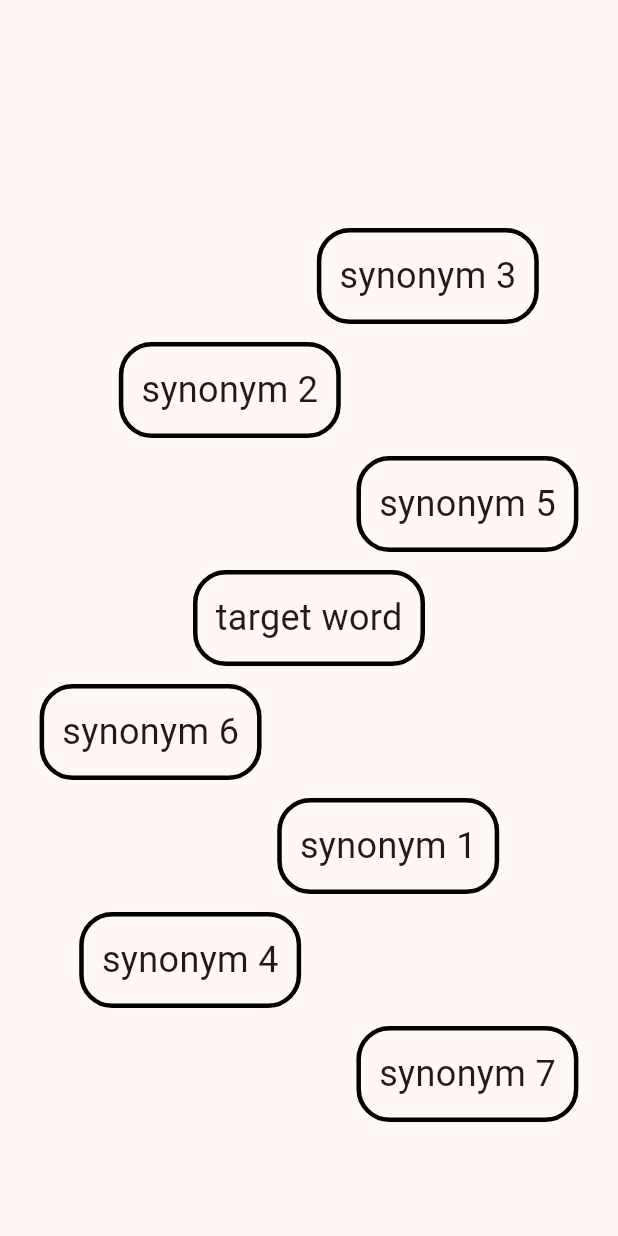
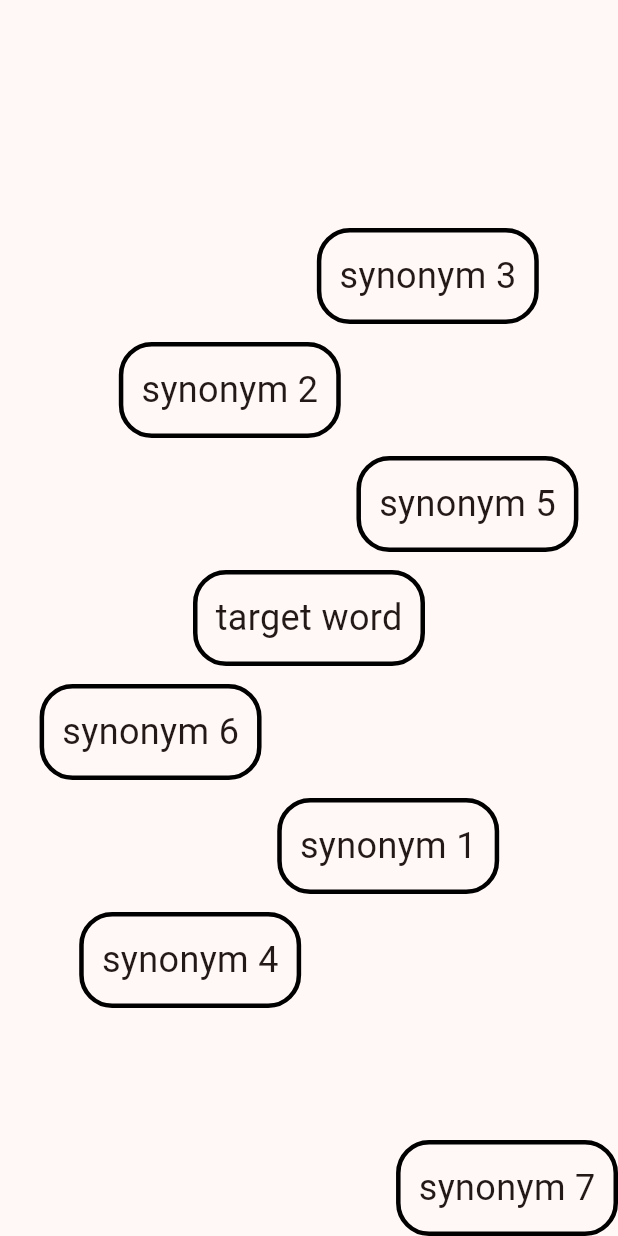
Before and after one commit to macabanto/vocabulate, a Flutter app: the screen it shows after launch, on a phone screen of 412 x 824 dp. Run offline on Flutter 3.47's test engine with Material 3 defaults, Android fonts, the phone set to English and light mode, and no system bars; our stand-ins replace google_fonts.

Commit message:
nothing much changed

```diff
--- a/lib/main.dart
+++ b/lib/main.dart
@@ -40,13 +40,10 @@ class _MyHomePageState extends State<MyHomePage> {
   String _synonym_7 = 'synonym 7';
 
   Widget build(BuildContext context) {
-    // Retrieve the size of the screen
-    final screenSize = MediaQuery.of(context).size;
-    final screenWidth = screenSize.width;
-    final screenHeight = screenSize.height;
 //TODO : find a way to turn correlation between two synonyms into a 2Dimensional scale ( show correlation by spacing between words! )
 //impossible to do on 2D between ALL words, however can be computed when simply iterating thru list of synonomyms compared to target word!
 //we want to make the positioning to take up the whole screen, and be unique
+//we also to include lines that "tether" the synonym to the target word
     return Scaffold(
         body: Stack(
       children: <Widget>[
@@ -84,8 +81,8 @@ class _MyHomePageState extends State<MyHomePage> {
         ), //
         StackChildAligned(
           word: '$_synonym_7',
-          top: 0.9,
-          left: 0.9,
+          top: 1,
+          left: 1,
         ),
       ],
     ));
```
